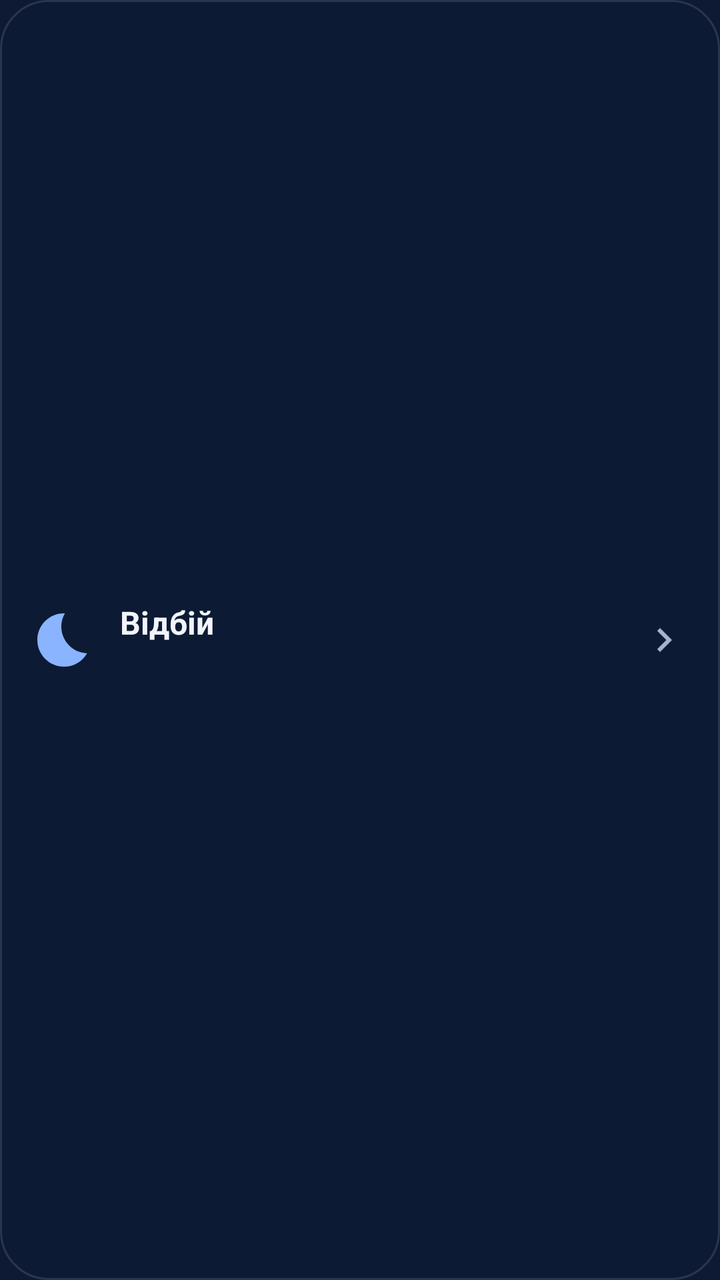
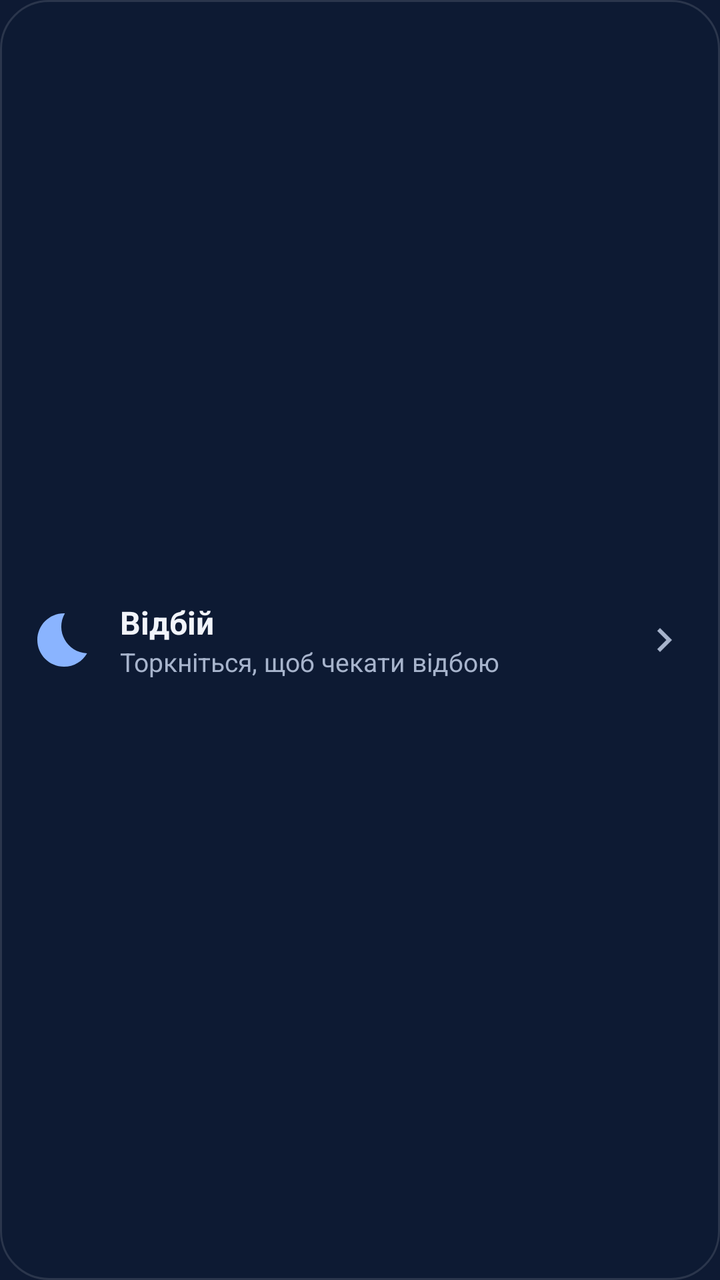

Compare the two renders of this Android layout. The source of the first and the diff that turns it into the second are given below.
<!-- AndroidManifest.xml: application theme Theme.Vidbiy -->
<!-- res/layout/widget_status.xml -->
<?xml version="1.0" encoding="utf-8"?>
<LinearLayout xmlns:android="http://schemas.android.com/apk/res/android"
    android:id="@+id/widget_root"
    android:layout_width="match_parent"
    android:layout_height="match_parent"
    android:background="@drawable/widget_bg"
    android:gravity="center_vertical"
    android:orientation="horizontal"
    android:paddingStart="16dp"
    android:paddingEnd="8dp">

    <ImageView
        android:id="@+id/widget_icon"
        android:layout_width="32dp"
        android:layout_height="32dp"
        android:importantForAccessibility="no"
        android:src="@drawable/ic_widget_idle" />

    <LinearLayout
        android:layout_width="0dp"
        android:layout_height="wrap_content"
        android:layout_marginStart="12dp"
        android:layout_weight="1"
        android:orientation="vertical">

        <TextView
            android:id="@+id/widget_title"
            android:layout_width="wrap_content"
            android:layout_height="wrap_content"
            android:ellipsize="end"
            android:maxLines="1"
            android:text="@string/app_name"
            android:textColor="#F1F4FA"
            android:textSize="16sp"
            android:textStyle="bold" />

        <TextView
            android:id="@+id/widget_subtitle"
            android:layout_width="wrap_content"
            android:layout_height="wrap_content"
            android:ellipsize="end"
            android:maxLines="2"
            android:textColor="#A7B4CC"
            android:textSize="13sp" />
    </LinearLayout>

    <ImageView
        android:id="@+id/widget_open"
        android:layout_width="40dp"
        android:layout_height="40dp"
        android:contentDescription="@string/widget_open"
        android:padding="8dp"
        android:src="@drawable/ic_widget_settings" />
</LinearLayout>
<!-- resources referenced by this layout -->
<resources>
  <!-- drawable ic_widget_idle (drawable) -->
  <vector xmlns:android="http://schemas.android.com/apk/res/android"
      android:width="24dp" android:height="24dp"
      android:viewportWidth="24" android:viewportHeight="24">
      <path android:fillColor="#FF8AB4FF" android:pathData="M12.34,2.02C6.59,1.82 2,6.42 2,12c0,5.52 4.48,10 10,10c3.71,0 6.93,-2.02 8.66,-5.02C13.15,16.73 8.57,8.55 12.34,2.02z" />
  </vector>
  <!-- drawable ic_widget_settings (drawable) -->
  <vector xmlns:android="http://schemas.android.com/apk/res/android"
      android:width="24dp" android:height="24dp"
      android:viewportWidth="24" android:viewportHeight="24">
      <path android:fillColor="#FFA7B4CC" android:pathData="M10,6L8.59,7.41 13.17,12l-4.58,4.59L10,18l6,-6z" />
  </vector>
  <!-- drawable widget_bg (drawable) -->
  <shape xmlns:android="http://schemas.android.com/apk/res/android" android:shape="rectangle">
      <solid android:color="#E60E1A33" />
      <stroke android:width="1dp" android:color="#1FFFFFFF" />
      <corners android:radius="24dp" />
  </shape>
  <string name="app_name">Відбій</string>
  <string name="widget_open">Відкрити програму</string>
  <style name="Theme.Vidbiy" parent="android:Theme.Material.NoActionBar">
          <item name="android:windowBackground">@color/window_bg</item>
      </style>
  <color name="window_bg">#0E1A33</color>
</resources>

<!-- the commit's change to res/layout/widget_status.xml (unified diff, before → after) -->
@@ -36,6 +36,7 @@
 
         <TextView
             android:id="@+id/widget_subtitle"
+            android:text="@string/widget_sample_idle"
             android:layout_width="wrap_content"
             android:layout_height="wrap_content"
             android:ellipsize="end"
<!-- resource entries referenced after the edit -->
@@ -20,6 +20,7 @@
   </shape>
   <string name="app_name">Відбій</string>
   <string name="widget_open">Відкрити програму</string>
+  <string name="widget_sample_idle">Торкніться, щоб чекати відбою</string>
   <style name="Theme.Vidbiy" parent="android:Theme.Material.NoActionBar">
           <item name="android:windowBackground">@color/window_bg</item>
       </style>
